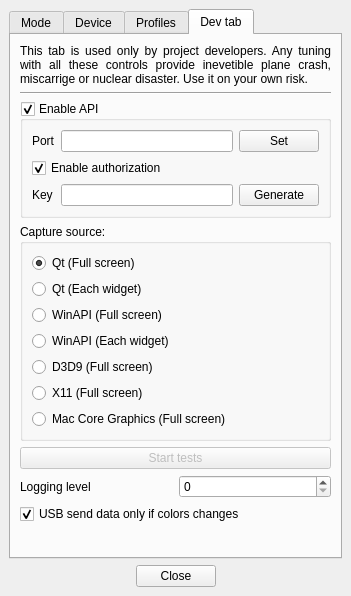
Atarity/Lightpack, file Software/src/SettingsWindow.ui: the form before one commit.
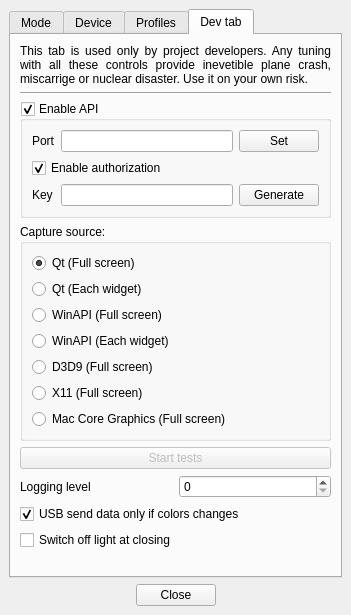
The form after the commit. The open tabs and pages were chosen to show the change. Icons and pictures are not drawn. Custom widgets are drawn as their Qt base class.

Commit message: Software: add switch off light at closing (Issue 171)

What changed in the file:
```diff
--- a/Software/src/SettingsWindow.ui
+++ b/Software/src/SettingsWindow.ui
@@ -1372,6 +1372,13 @@
           </property>
          </widget>
         </item>
+        <item>
+         <widget class="QCheckBox" name="checkBox_SwitchOffAtClosing">
+          <property name="text">
+           <string>Switch off light at closing</string>
+          </property>
+         </widget>
+        </item>
         <item>
          <spacer name="verticalSpacer_4">
           <property name="orientation">
```
The commit also changes 5 other files.
